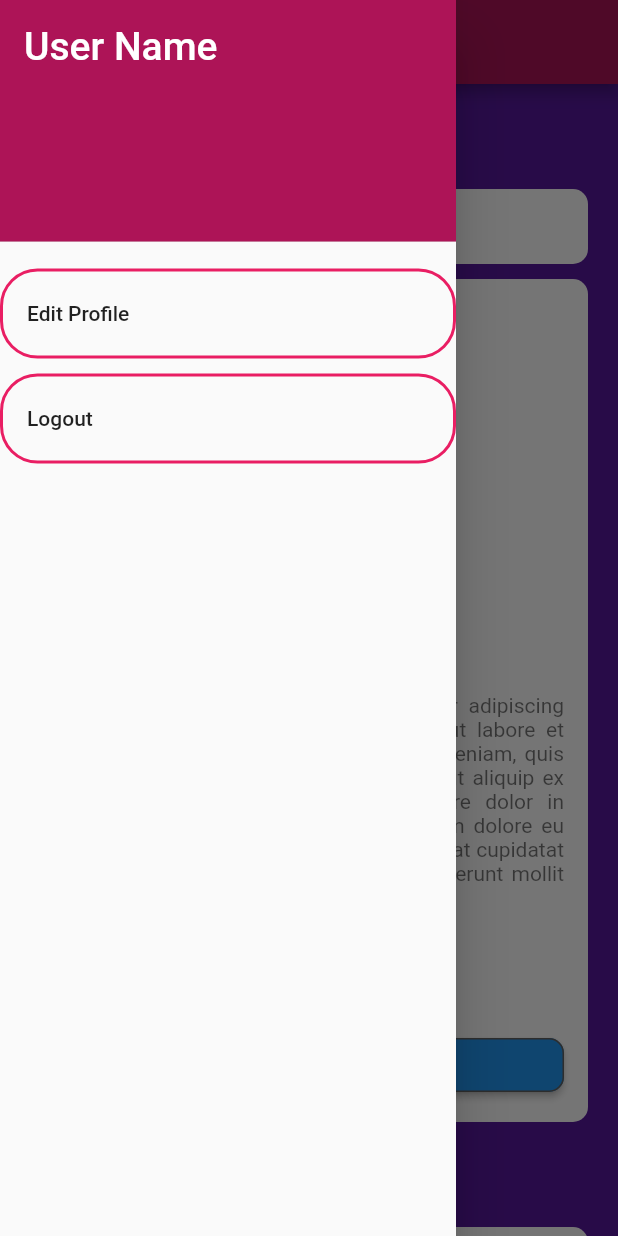
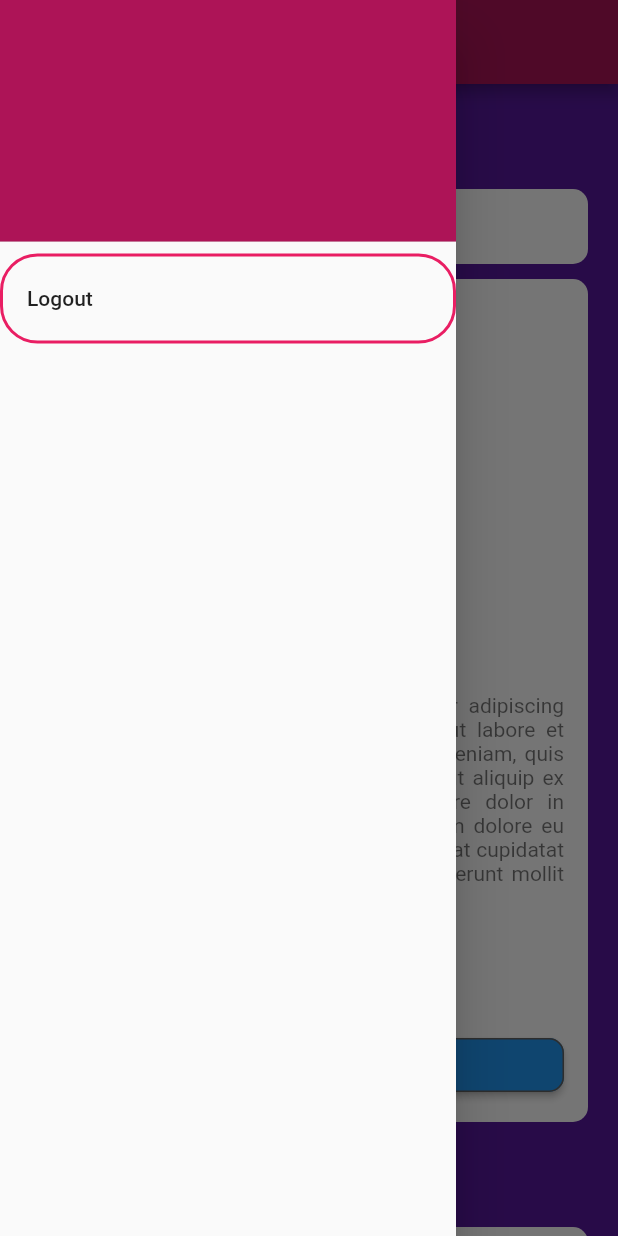
Before and after one commit to alvi1316/keepers, a Flutter app: the JobDetails screen opened by its route, with the side drawer open, on a phone screen of 412 x 824 dp. Run offline on Flutter 3.47's test engine with Material 2 defaults, Android fonts, the light colour scheme and no system bars; our stand-ins replace cloud_firestore, firebase_core, flutter_riverpod, shared_preferences; accounts and stored records are empty.

Commit message:
More clean river pod usage and clean code

```diff
--- a/lib/jobdetails.dart
+++ b/lib/jobdetails.dart
@@ -1,4 +1,5 @@
 import 'package:flutter/material.dart';
+import 'package:keeper/widgets/drawer.dart';
 
 class JobDetails extends StatelessWidget {
   @override
@@ -8,46 +9,7 @@ class JobDetails extends StatelessWidget {
         backgroundColor: Colors.pink[800],
         title: Text("Job Details"),
       ),
-      drawer: Drawer(
-        child: ListView(
-          children: [
-            DrawerHeader(
-              decoration: BoxDecoration(
-                color: Colors.pink[800],
-              ),
-              child: Text(
-                'User Name',
-                style: TextStyle(
-                  color: Colors.white,
-                  fontSize: 26,
-                ),
-              ),
-            ),
-            SizedBox(
-              height: 10,
-            ),
-            ListTile(
-              shape: RoundedRectangleBorder(
-                side: BorderSide(color: Colors.pink, width: 2),
-                borderRadius: BorderRadius.circular(25),
-              ),
-              title: Text('Edit Profile'),
-              onTap: () {},
-            ),
-            SizedBox(
-              height: 10,
-            ),
-            ListTile(
-              shape: RoundedRectangleBorder(
-                side: BorderSide(color: Colors.pink, width: 2),
-                borderRadius: BorderRadius.circular(25),
-              ),
-              title: Text('Logout'),
-              onTap: () {},
-            ),
-          ],
-        ),
-      ),
+      drawer: CustomDrawer(logout: true, jobpost: false),
       body: Container(
         padding: EdgeInsets.only(left: 20, right: 20),
         color: Color.fromRGBO(87, 24, 158, 82),
--- a/lib/parentprofile/parentprofile.dart
+++ b/lib/parentprofile/parentprofile.dart
@@ -14,12 +14,11 @@ class ParentProfile extends ConsumerStatefulWidget {
 
 class ParentProfileState extends ConsumerState<ParentProfile> {
   Parent parent = Parent();
-  late SessionDetails session;
 
   @override
   void initState() {
     super.initState();
-    session = ref.watch(sessionProvider);
+    var session = ref.read(sessionProvider);
     var db = Database();
     db.getParentDetails(session.phone).then(
       (value) {
--- a/lib/widgets/drawer.dart
+++ b/lib/widgets/drawer.dart
@@ -55,9 +55,11 @@ class CustomDrawer extends ConsumerWidget {
               ),
               title: Text('Logout'),
               onTap: () async {
+                var navigator = Navigator.of(context);
                 var pref = await SharedPreferences.getInstance();
                 pref.clear();
                 ref.read(sessionProvider).update();
+                navigator.popUntil((route) => route.settings.name == '/');
               },
             ),
           if (logout)
```
Also changed, not shown: lib/database/providers.dart (+4 -24 lines), lib/jobpost/jobpost.dart (+75 -36 lines), lib/parentprofile/childdetails.dart (+6 -2 lines), lib/parentprofile/paretdetails.dart (+10 -5 lines), lib/sitterprofile.dart (+6 -35 lines).
